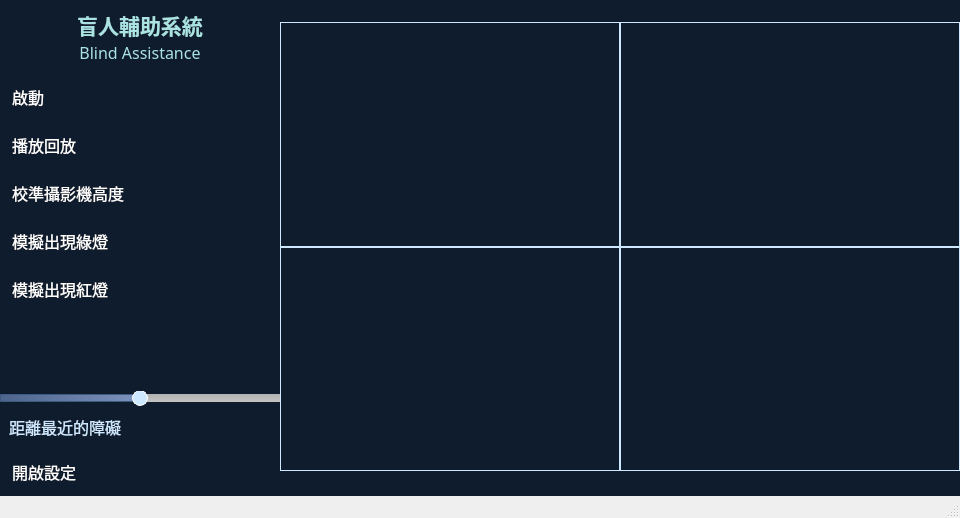
First picture: the form in gui/main_window.ui, repository BoJhong/blind-assistance, before the edit.
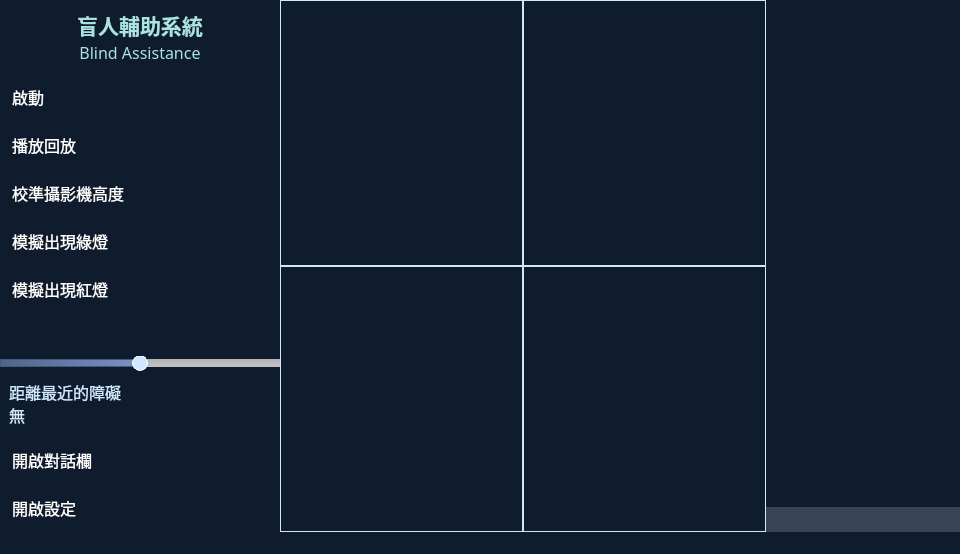
Second picture: the form after the edit. Icons and pictures are not drawn.

Commit message: 調整GUI介面、將對話欄改成可開關式、將原有的test_vision.py改為test_vision.traffic.py、新增test.vision.py

Diff of the .ui file:
```diff
--- a/gui/main_window.ui
+++ b/gui/main_window.ui
@@ -7,12 +7,17 @@
     <x>0</x>
     <y>0</y>
     <width>960</width>
-    <height>518</height>
+    <height>554</height>
    </rect>
   </property>
   <property name="windowTitle">
    <string>MainWindow</string>
   </property>
+  <property name="styleSheet">
+   <string notr="true">statusbar {
+	background-color: rgb(0, 255, 0);
+}</string>
+  </property>
   <widget class="QWidget" name="centralwidget">
    <property name="styleSheet">
     <string notr="true">QWidget{
@@ -40,9 +45,13 @@
 	background-color: #cee8ff;
 	color: #222831;
 	font-weight: bold;
+}
+
+#prompt_input {
+	background: #374357;
 }</string>
    </property>
-   <layout class="QHBoxLayout" name="horizontalLayout_2" stretch="1,5">
+   <layout class="QHBoxLayout" name="horizontalLayout_2" stretch="1,5,2">
     <property name="spacing">
      <number>0</number>
     </property>
@@ -107,6 +116,8 @@
         <number>0</number>
        </property>
        <item>
+        <layout class="QHBoxLayout" name="horizontalLayout_6">
+         <item>
         <layout class="QVBoxLayout" name="verticalLayout_2">
          <property name="leftMargin">
           <number>9</number>
@@ -162,6 +173,8 @@
          </item>
         </layout>
        </item>
+        </layout>
+       </item>
        <item>
         <layout class="QVBoxLayout" name="menu_btns">
          <property name="spacing">
@@ -184,6 +197,11 @@
            <property name="text">
             <string>啟動</string>
            </property>
+           <property name="icon">
+            <iconset resource="resources.qrc">
+             <normaloff>:/img/play_light.png</normaloff>
+             <normalon>:/img/stop_dark.png</normalon>:/img/play_light.png</iconset>
+           </property>
            <property name="iconSize">
             <size>
              <width>24</width>
@@ -545,7 +563,8 @@
             </font>
            </property>
            <property name="text">
-            <string>距離最近的障礙</string>
+            <string>距離最近的障礙
+無</string>
            </property>
            <property name="alignment">
             <set>Qt::AlignLeading|Qt::AlignLeft|Qt::AlignVCenter</set>
@@ -556,6 +575,42 @@
        </item>
        <item>
         <layout class="QVBoxLayout" name="bottom_menu_btns">
+         <item>
+          <widget class="QPushButton" name="chat_btn">
+           <property name="sizePolicy">
+            <sizepolicy hsizetype="Minimum" vsizetype="Fixed">
+             <horstretch>0</horstretch>
+             <verstretch>0</verstretch>
+            </sizepolicy>
+           </property>
+           <property name="font">
+            <font>
+             <family>微軟正黑體</family>
+             <pointsize>12</pointsize>
+            </font>
+           </property>
+           <property name="text">
+            <string>開啟對話欄</string>
+           </property>
+           <property name="icon">
+            <iconset resource="resources.qrc">
+             <normaloff>:/img/chat_light.png</normaloff>
+             <normalon>:/img/chat_dark.png</normalon>:/img/chat_light.png</iconset>
+           </property>
+           <property name="iconSize">
+            <size>
+             <width>24</width>
+             <height>24</height>
+            </size>
+           </property>
+           <property name="checkable">
+            <bool>true</bool>
+           </property>
+           <property name="autoExclusive">
+            <bool>false</bool>
+           </property>
+          </widget>
+         </item>
          <item>
           <widget class="QPushButton" name="setting_btn">
            <property name="sizePolicy">
@@ -652,25 +707,6 @@
            <property name="bottomMargin">
             <number>0</number>
            </property>
-           <item>
-            <widget class="QLabel" name="vision_response_label">
-             <property name="font">
-              <font>
-               <family>微軟正黑體</family>
-               <pointsize>12</pointsize>
-              </font>
-             </property>
-             <property name="styleSheet">
-              <string notr="true">line-height: 20px;</string>
-             </property>
-             <property name="text">
-              <string/>
-             </property>
-             <property name="wordWrap">
-              <bool>true</bool>
-             </property>
-            </widget>
-           </item>
            <item>
             <layout class="QGridLayout" name="images_grid">
              <property name="spacing">
@@ -701,59 +737,6 @@
                </property>
               </widget>
              </item>
-             <item row="1" column="0">
-              <widget class="QLabel" name="image_label_3">
-               <property name="sizePolicy">
-                <sizepolicy hsizetype="Expanding" vsizetype="Expanding">
-                 <horstretch>1</horstretch>
-                 <verstretch>1</verstretch>
-                </sizepolicy>
-               </property>
-               <property name="minimumSize">
-                <size>
-                 <width>160</width>
-                 <height>60</height>
-                </size>
-               </property>
-               <property name="frameShape">
-                <enum>QFrame::Box</enum>
-               </property>
-               <property name="text">
-                <string/>
-               </property>
-               <property name="scaledContents">
-                <bool>true</bool>
-               </property>
-              </widget>
-             </item>
-             <item row="0" column="0">
-              <widget class="QLabel" name="image_label_1">
-               <property name="sizePolicy">
-                <sizepolicy hsizetype="Expanding" vsizetype="Expanding">
-                 <horstretch>1</horstretch>
-                 <verstretch>1</verstretch>
-                </sizepolicy>
-               </property>
-               <property name="minimumSize">
-                <size>
-                 <width>160</width>
-                 <height>60</height>
-                </size>
-               </property>
-               <property name="autoFillBackground">
-                <bool>false</bool>
-               </property>
-               <property name="frameShape">
-                <enum>QFrame::Box</enum>
-               </property>
-               <property name="text">
-                <string/>
-               </property>
-               <property name="scaledContents">
-                <bool>true</bool>
-               </property>
-              </widget>
-             </item>
              <item row="1" column="1">
               <widget class="QLabel" name="image_label_4">
                <property name="enabled">
@@ -782,26 +765,60 @@
                </property>
               </widget>
              </item>
-            </layout>
-           </item>
-           <item>
-            <widget class="QLineEdit" name="prompt_input">
+             <item row="0" column="0">
+              <widget class="QLabel" name="image_label_1">
              <property name="sizePolicy">
-              <sizepolicy hsizetype="Expanding" vsizetype="Fixed">
-               <horstretch>0</horstretch>
-               <verstretch>0</verstretch>
-              </sizepolicy>
-             </property>
-             <property name="font">
-              <font>
-               <family>微軟正黑體</family>
-               <pointsize>12</pointsize>
-              </font>
-             </property>
-             <property name="frame">
+                <sizepolicy hsizetype="Expanding" vsizetype="Expanding">
+                 <horstretch>1</horstretch>
+                 <verstretch>1</verstretch>
+                </sizepolicy>
+               </property>
+               <property name="minimumSize">
+                <size>
+                 <width>160</width>
+                 <height>60</height>
+                </size>
+               </property>
+               <property name="autoFillBackground">
               <bool>false</bool>
              </property>
-            </widget>
+               <property name="frameShape">
+                <enum>QFrame::Box</enum>
+               </property>
+               <property name="text">
+                <string/>
+               </property>
+               <property name="scaledContents">
+                <bool>true</bool>
+               </property>
+              </widget>
+             </item>
+             <item row="1" column="0">
+              <widget class="QLabel" name="image_label_3">
+               <property name="sizePolicy">
+                <sizepolicy hsizetype="Expanding" vsizetype="Expanding">
+                 <horstretch>1</horstretch>
+                 <verstretch>1</verstretch>
+                </sizepolicy>
+               </property>
+               <property name="minimumSize">
+                <size>
+                 <width>160</width>
+                 <height>60</height>
+                </size>
+               </property>
+               <property name="frameShape">
+                <enum>QFrame::Box</enum>
+               </property>
+               <property name="text">
+                <string/>
+               </property>
+               <property name="scaledContents">
+                <bool>true</bool>
+               </property>
+              </widget>
+             </item>
+            </layout>
            </item>
           </layout>
          </widget>
@@ -1078,9 +1095,72 @@
       </layout>
      </widget>
     </item>
-   </layout>
-  </widget>
-  <widget class="QStatusBar" name="statusbar"/>
+    <item>
+     <widget class="QWidget" name="chat_widget" native="true">
+      <layout class="QVBoxLayout" name="verticalLayout_6">
+       <property name="spacing">
+        <number>0</number>
+       </property>
+       <property name="leftMargin">
+        <number>0</number>
+       </property>
+       <property name="topMargin">
+        <number>0</number>
+       </property>
+       <property name="rightMargin">
+        <number>0</number>
+       </property>
+       <property name="bottomMargin">
+        <number>0</number>
+       </property>
+       <item>
+        <widget class="QLabel" name="vision_response_label">
+         <property name="font">
+          <font>
+           <family>微軟正黑體</family>
+           <pointsize>12</pointsize>
+          </font>
+         </property>
+         <property name="styleSheet">
+          <string notr="true">line-height: 20px;</string>
+         </property>
+         <property name="text">
+          <string/>
+         </property>
+         <property name="wordWrap">
+          <bool>true</bool>
+         </property>
+        </widget>
+       </item>
+       <item>
+        <widget class="QLineEdit" name="prompt_input">
+         <property name="sizePolicy">
+          <sizepolicy hsizetype="Expanding" vsizetype="Fixed">
+           <horstretch>0</horstretch>
+           <verstretch>0</verstretch>
+          </sizepolicy>
+         </property>
+         <property name="font">
+          <font>
+           <family>微軟正黑體</family>
+           <pointsize>12</pointsize>
+          </font>
+         </property>
+         <property name="frame">
+          <bool>false</bool>
+         </property>
+        </widget>
+       </item>
+      </layout>
+     </widget>
+    </item>
+   </layout>
+  </widget>
+  <widget class="QStatusBar" name="statusbar">
+   <property name="styleSheet">
+    <string notr="true">background-color : #0F1C2E; color: white;</string>
+   </property>
+  </widget>
  </widget>
  <resources>
   <include location="resources.qrc"/>
```
Lines whose indentation alone changed are shown as unchanged. The commit also changes 24 other files.
